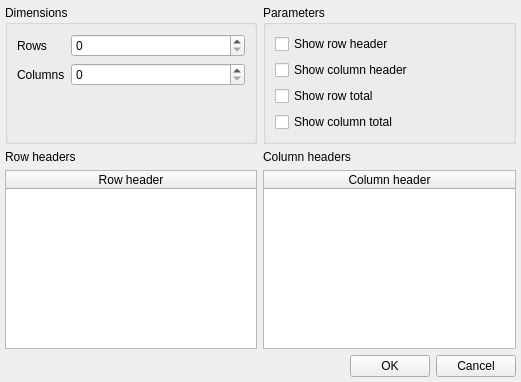
Above: QtRptDesigner/EditFldDlg.ui from qt-project/qtrpt before the change. Below: the same form after it.
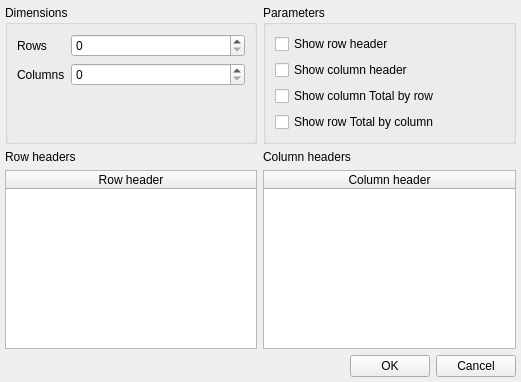
That is the form after the change. The open tabs and pages were chosen to show the change. Icons and pictures are not drawn. Custom widgets are drawn as their Qt base class.

```diff
--- a/QtRptDesigner/EditFldDlg.ui
+++ b/QtRptDesigner/EditFldDlg.ui
@@ -981,14 +981,14 @@
           <item>
            <widget class="QCheckBox" name="chkRowTotal">
             <property name="text">
-             <string>Show row total</string>
+             <string>Show column Total by row</string>
             </property>
            </widget>
           </item>
           <item>
            <widget class="QCheckBox" name="chkColTotal">
             <property name="text">
-             <string>Show column total</string>
+             <string>Show row Total by column</string>
             </property>
            </widget>
           </item>
```
Left out of the diff: 6 changed lines with no effect on the pictures.
